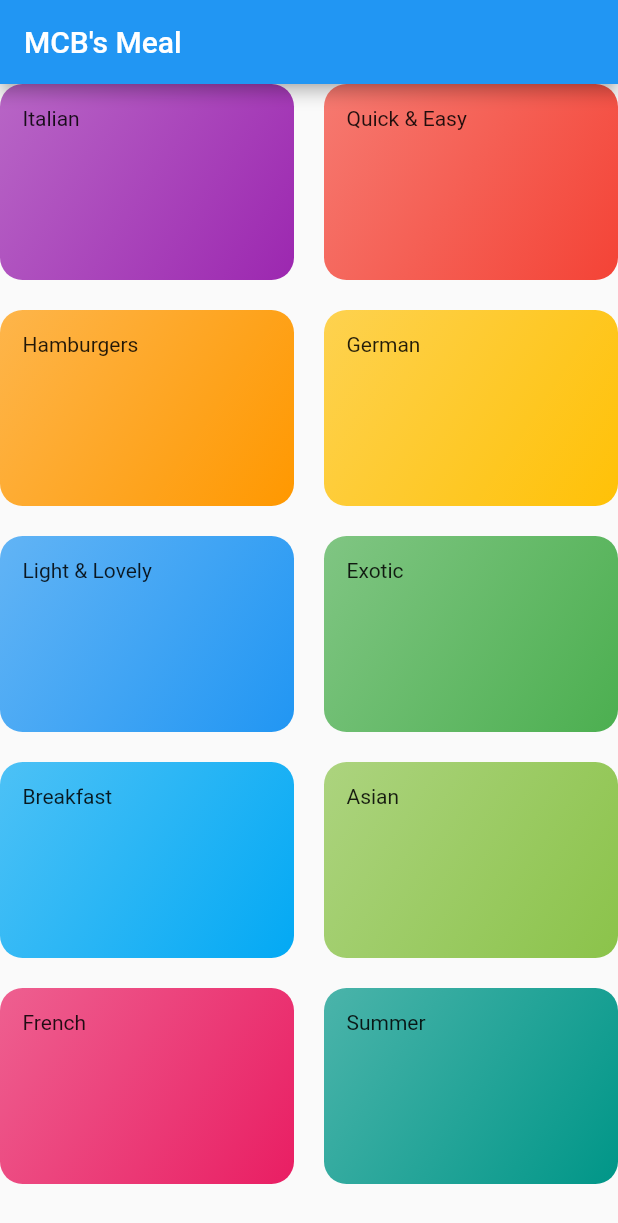
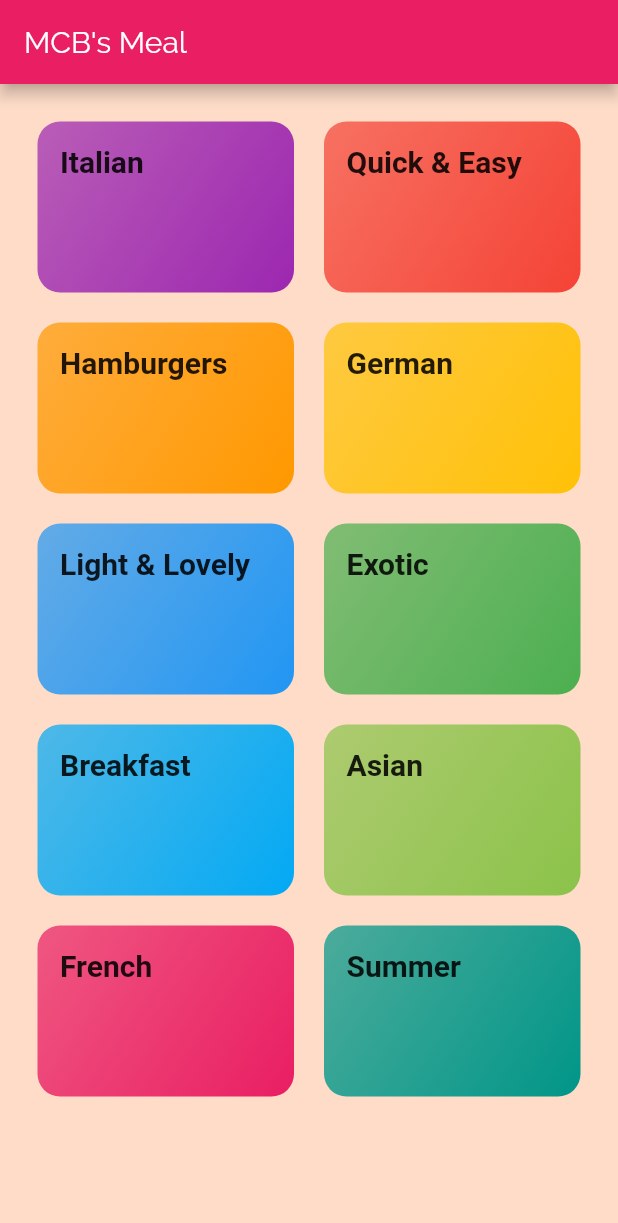
Before and after one commit to mxaba/Meals-App, a Flutter app: the screen it shows after launch, on a phone screen of 412 x 824 dp. Shown: the top 1223 px of the screen. Run offline on Flutter 3.47's test engine with Material 2 defaults, Android fonts, the phone set to English and light mode, and no system bars; Roboto replaces fonts that are missing (RobotoCondense).

Commit message:
new screen added

```diff
--- a/lib/categories_screen.dart
+++ b/lib/categories_screen.dart
@@ -14,6 +14,7 @@ class CategoriesScreen extends StatelessWidget {
         title: const Text("MCB's Meal"),
       ),
       body: GridView(
+        padding: const EdgeInsets.all(25),
         children: DUMMY_CATEGORIES.map((catData) => CategoryItem(
           catData.color, catData.title
           )).toList(),
--- a/lib/category_item.dart
+++ b/lib/category_item.dart
@@ -10,7 +10,9 @@ class CategoryItem extends StatelessWidget {
   Widget build(BuildContext context) {
     return Container(
       padding: const EdgeInsets.all(15),
-      child: Text(title),
+      child: Text(title,
+      style: Theme.of(context).textTheme.title,
+      ),
       decoration: BoxDecoration(
         gradient: LinearGradient(
           colors: [color.withOpacity(0.7), color],
--- /dev/null
+++ b/lib/category_meals_screen.dart
@@ -0,0 +1,14 @@
+import 'package:flutter/material.dart';
+
+class CategoryMealsScreen extends StatelessWidget {
+  // const CategoryMealsScreen({ Key? key }) : super(key: key);
+
+  @override
+  Widget build(BuildContext context) {
+    return Center(
+      child: Text(
+        "The Recipies for the category!"
+      ),
+    );
+  }
+}
--- a/lib/main.dart
+++ b/lib/main.dart
@@ -10,7 +10,23 @@ class MyApp extends StatelessWidget {
     return MaterialApp(
       title: 'MCBMeals',
       theme: ThemeData(
-        primarySwatch: Colors.blue,
+        primarySwatch: Colors.pink,
+        accentColor: Colors.amber,
+        canvasColor: Color.fromARGB(255, 254, 220, 200),
+        fontFamily: 'Raleway',
+        textTheme: ThemeData.light().textTheme.copyWith(
+          body1: TextStyle(
+            color: Color.fromARGB(20, 51, 51, 1)
+          ),
+          body2: TextStyle(
+            color: Color.fromARGB(20, 51, 51, 1)
+          ),
+          title: TextStyle(
+            fontSize: 20,
+            fontFamily: 'RobotoCondense',
+            fontWeight: FontWeight.bold,
+          ),
+        ),
       ),
       home: CategoriesScreen(),
     );
```
Also changed, not shown: pubspec.yaml (+17 -11 lines), assets/fonts/Raleway-Black.ttf (added), assets/fonts/Raleway-Bold.ttf (added), assets/fonts/Raleway-Regular.ttf (added), assets/fonts/RobotoCondensed-Bold.ttf (added), assets/fonts/RobotoCondensed-Italic.ttf (added), assets/fonts/RobotoCondensed-Light.ttf (added), assets/fonts/RobotoCondensed-Regular.ttf (added).
